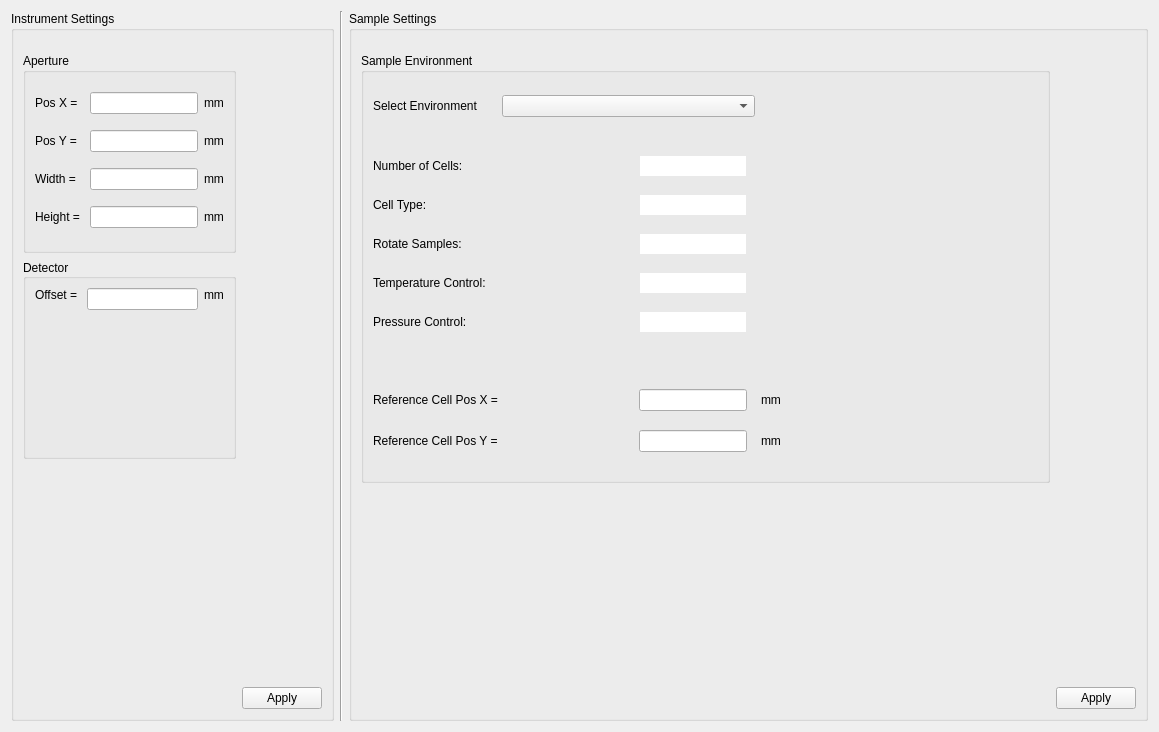
The window that nicos_ess/loki/gui/ui_files/exp_config.ui (jfkcooper/nicos) describes before a commit, drawn with Qt 5.
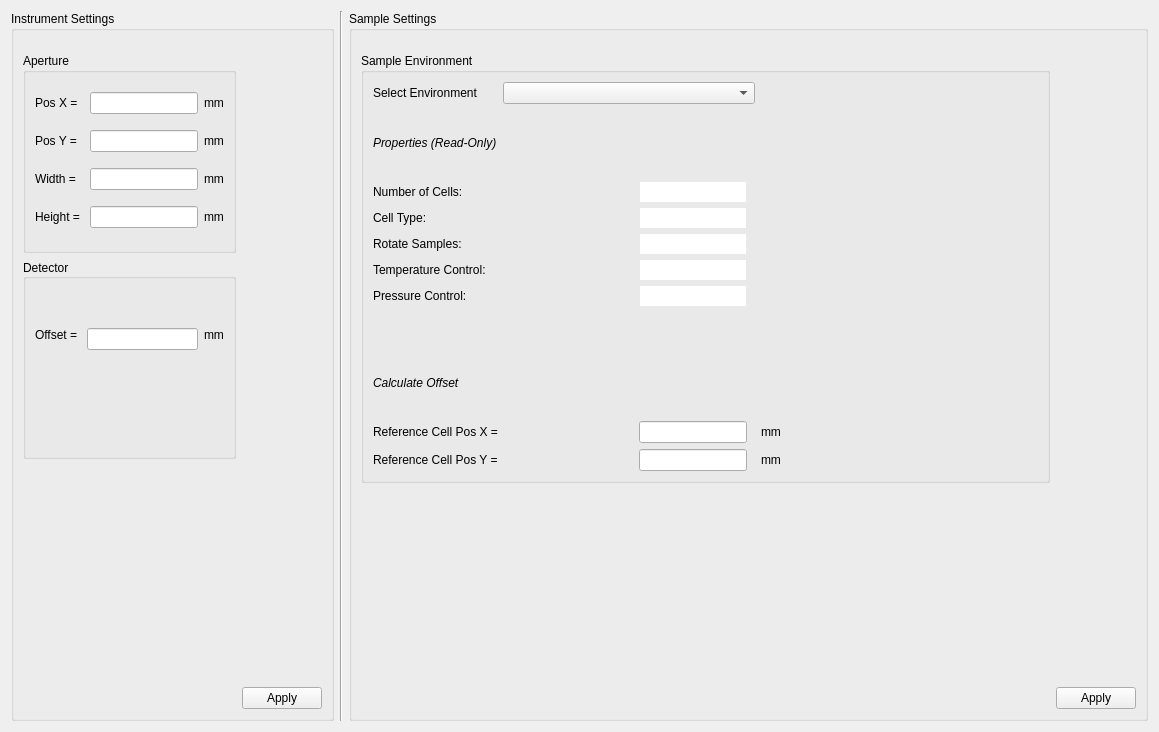
The same window after the commit.

Commit message: Add info titlees

```diff
--- a/nicos_ess/loki/gui/ui_files/exp_config.ui
+++ b/nicos_ess/loki/gui/ui_files/exp_config.ui
@@ -39,7 +39,7 @@
            </property>
           </widget>
          </item>
-         <item row="8" column="0" colspan="2">
+         <item row="9" column="0" colspan="2">
           <widget class="QLabel" name="refXLabel">
            <property name="text">
             <string>Reference Cell Pos X = </string>
@@ -69,7 +69,7 @@
            </property>
           </widget>
          </item>
-         <item row="9" column="3">
+         <item row="10" column="3">
           <widget class="QLabel" name="lbl7">
            <property name="text">
             <string>mm</string>
@@ -122,7 +122,7 @@
            </property>
           </widget>
          </item>
-         <item row="9" column="4">
+         <item row="10" column="4">
           <spacer name="hSpacer6">
            <property name="orientation">
             <enum>Qt::Horizontal</enum>
@@ -138,20 +138,32 @@
            </property>
           </spacer>
          </item>
-         <item row="9" column="2" alignment="Qt::AlignHCenter">
+         <item row="10" column="2" alignment="Qt::AlignHCenter">
           <widget class="QLineEdit" name="refPosYBox">
            <property name="layoutDirection">
             <enum>Qt::RightToLeft</enum>
            </property>
           </widget>
          </item>
-         <item row="9" column="0" colspan="2">
+         <item row="10" column="0" colspan="2">
           <widget class="QLabel" name="refYLabel">
            <property name="text">
             <string>Reference Cell Pos Y = </string>
            </property>
           </widget>
          </item>
+         <item row="1" column="0">
+          <widget class="QLabel" name="label">
+           <property name="font">
+            <font>
+             <italic>true</italic>
+            </font>
+           </property>
+           <property name="text">
+            <string>Properties (Read-Only)</string>
+           </property>
+          </widget>
+         </item>
          <item row="7" column="0">
           <spacer name="vSpacer4_2">
            <property name="orientation">
@@ -168,7 +180,7 @@
            </property>
           </spacer>
          </item>
-         <item row="8" column="2" alignment="Qt::AlignHCenter">
+         <item row="9" column="2" alignment="Qt::AlignHCenter">
           <widget class="QLineEdit" name="refPosXBox">
            <property name="layoutDirection">
             <enum>Qt::RightToLeft</enum>
@@ -194,7 +206,7 @@
            </property>
           </widget>
          </item>
-         <item row="8" column="3">
+         <item row="9" column="3">
           <widget class="QLabel" name="lbl6">
            <property name="text">
             <string>mm</string>
@@ -250,7 +262,7 @@
            </property>
           </widget>
          </item>
-         <item row="8" column="4">
+         <item row="9" column="4">
           <spacer name="hSpacer5">
            <property name="orientation">
             <enum>Qt::Horizontal</enum>
@@ -282,6 +294,18 @@
            </property>
           </spacer>
          </item>
+         <item row="8" column="0">
+          <widget class="QLabel" name="label_2">
+           <property name="font">
+            <font>
+             <italic>true</italic>
+            </font>
+           </property>
+           <property name="text">
+            <string>Calculate Offset</string>
+           </property>
+          </widget>
+         </item>
         </layout>
        </widget>
       </item>
@@ -473,27 +497,43 @@
          <bool>true</bool>
         </property>
         <layout class="QGridLayout" name="gridLayout_4">
-         <item row="0" column="2" alignment="Qt::AlignTop">
-          <widget class="QLabel" name="lbl5">
-           <property name="text">
-            <string>mm</string>
+         <item row="0" column="0">
+          <spacer name="verticalSpacer">
+           <property name="orientation">
+            <enum>Qt::Vertical</enum>
            </property>
-          </widget>
+           <property name="sizeType">
+            <enum>QSizePolicy::Fixed</enum>
+           </property>
+           <property name="sizeHint" stdset="0">
+            <size>
+             <width>20</width>
+             <height>40</height>
+            </size>
+           </property>
+          </spacer>
          </item>
-         <item row="0" column="0" alignment="Qt::AlignTop">
+         <item row="1" column="0" alignment="Qt::AlignTop">
           <widget class="QLabel" name="offsetLabel">
            <property name="text">
             <string>Offset = </string>
            </property>
           </widget>
          </item>
-         <item row="0" column="1" alignment="Qt::AlignTop">
+         <item row="1" column="1" alignment="Qt::AlignTop">
           <widget class="QLineEdit" name="offsetBox">
            <property name="layoutDirection">
             <enum>Qt::LeftToRight</enum>
            </property>
           </widget>
          </item>
+         <item row="1" column="2" alignment="Qt::AlignTop">
+          <widget class="QLabel" name="lbl5">
+           <property name="text">
+            <string>mm</string>
+           </property>
+          </widget>
+         </item>
         </layout>
        </widget>
       </item>
```
